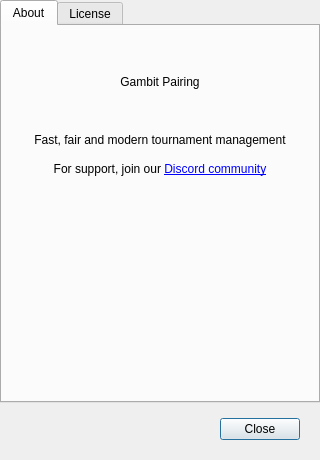
Qt form src/gambitpairing/ui/about_dialog.ui (gambit-devs/gambit-pairing) before a commit.
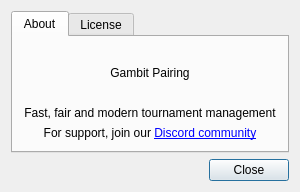
The same form after that commit.

Diff of the .ui file:
```diff
--- a/src/gambitpairing/ui/about_dialog.ui
+++ b/src/gambitpairing/ui/about_dialog.ui
@@ -5,36 +5,12 @@
   <property name="windowTitle">
    <string>About Gambit Pairing</string>
   </property>
-  <property name="minimumSize">
-   <size>
-    <width>320</width>
-    <height>460</height>
-   </size>
-  </property>
   <property name="modal">
    <bool>true</bool>
   </property>
   <layout class="QVBoxLayout" name="main_layout">
-   <property name="spacing">
-    <number>0</number>
-   </property>
-   <property name="leftMargin">
-    <number>0</number>
-   </property>
-   <property name="topMargin">
-    <number>0</number>
-   </property>
-   <property name="rightMargin">
-    <number>0</number>
-   </property>
-   <property name="bottomMargin">
-    <number>0</number>
-   </property>
    <item>
     <widget class="QTabWidget" name="tab_widget">
-     <property name="class" stdset="0">
-      <string>AboutTabs</string>
-     </property>
      <property name="sizePolicy">
       <sizepolicy hsizetype="Expanding" vsizetype="Expanding">
        <horstretch>0</horstretch>
@@ -49,21 +25,6 @@
        <string>About</string>
       </attribute>
       <layout class="QVBoxLayout" name="about_layout">
-       <property name="spacing">
-        <number>15</number>
-       </property>
-       <property name="leftMargin">
-        <number>10</number>
-       </property>
-       <property name="topMargin">
-        <number>20</number>
-       </property>
-       <property name="rightMargin">
-        <number>10</number>
-       </property>
-       <property name="bottomMargin">
-        <number>10</number>
-       </property>
        <item>
         <widget class="QLabel" name="logo_label">
          <property name="alignment">
@@ -73,9 +34,6 @@
        </item>
        <item>
         <widget class="QLabel" name="app_name_label">
-         <property name="class" stdset="0">
-          <string>AboutAppName</string>
-         </property>
          <property name="text">
           <string>Gambit Pairing</string>
          </property>
@@ -86,9 +44,6 @@
        </item>
        <item>
         <widget class="QLabel" name="version_label">
-         <property name="class" stdset="0">
-          <string>AboutVersion</string>
-         </property>
          <property name="text">
           <string/>
          </property>
@@ -99,9 +54,6 @@
        </item>
        <item>
         <widget class="QLabel" name="description_label">
-         <property name="class" stdset="0">
-          <string>AboutDescription</string>
-         </property>
          <property name="text">
           <string>Fast, fair and modern tournament management</string>
          </property>
@@ -115,9 +67,6 @@
        </item>
        <item>
         <widget class="QLabel" name="support_label">
-         <property name="class" stdset="0">
-          <string>AboutSupport</string>
-         </property>
          <property name="text">
           <string>For support, join our &lt;a href='#'&gt;Discord community&lt;/a&gt;</string>
          </property>
@@ -131,13 +80,16 @@
        </item>
        <item>
         <spacer name="about_vertical_spacer">
-         <property name="orientation">
-          <enum>Qt::Vertical</enum>
-         </property>
-         <property name="sizeHint" stdset="0">
-          <size>
-           <width>20</width>
-           <height>40</height>
+        <property name="orientation">
+         <enum>Qt::Vertical</enum>
+        </property>
+        <property name="sizeType">
+         <enum>QSizePolicy::Expanding</enum>
+        </property>
+        <property name="sizeHint" stdset="0">
+         <size>
+          <width>0</width>
+          <height>0</height>
           </size>
          </property>
         </spacer>
@@ -149,23 +101,8 @@
        <string>License</string>
       </attribute>
       <layout class="QVBoxLayout" name="license_layout">
-       <property name="leftMargin">
-        <number>10</number>
-       </property>
-       <property name="topMargin">
-        <number>20</number>
-       </property>
-       <property name="rightMargin">
-        <number>10</number>
-       </property>
-       <property name="bottomMargin">
-        <number>10</number>
-       </property>
        <item>
         <widget class="QTextEdit" name="license_text">
-         <property name="class" stdset="0">
-          <string>AboutLicenseText</string>
-         </property>
          <property name="readOnly">
           <bool>true</bool>
          </property>
@@ -176,43 +113,11 @@
     </widget>
    </item>
    <item>
-    <layout class="QHBoxLayout" name="button_layout">
-     <property name="leftMargin">
-      <number>20</number>
+    <widget class="QDialogButtonBox" name="button_box">
+     <property name="standardButtons">
+      <set>QDialogButtonBox::Close</set>
      </property>
-     <property name="topMargin">
-      <number>15</number>
-     </property>
-     <property name="rightMargin">
-      <number>20</number>
-     </property>
-     <property name="bottomMargin">
-      <number>20</number>
-     </property>
-     <item>
-      <spacer name="button_spacer">
-       <property name="orientation">
-        <enum>Qt::Horizontal</enum>
-       </property>
-       <property name="sizeHint" stdset="0">
-        <size>
-         <width>40</width>
-         <height>20</height>
-        </size>
-       </property>
-      </spacer>
-     </item>
-     <item>
-      <widget class="QPushButton" name="close_button">
-       <property name="minimumWidth">
-        <number>100</number>
-       </property>
-       <property name="text">
-        <string>Close</string>
-       </property>
-      </widget>
-     </item>
-    </layout>
+    </widget>
    </item>
   </layout>
  </widget>
```
